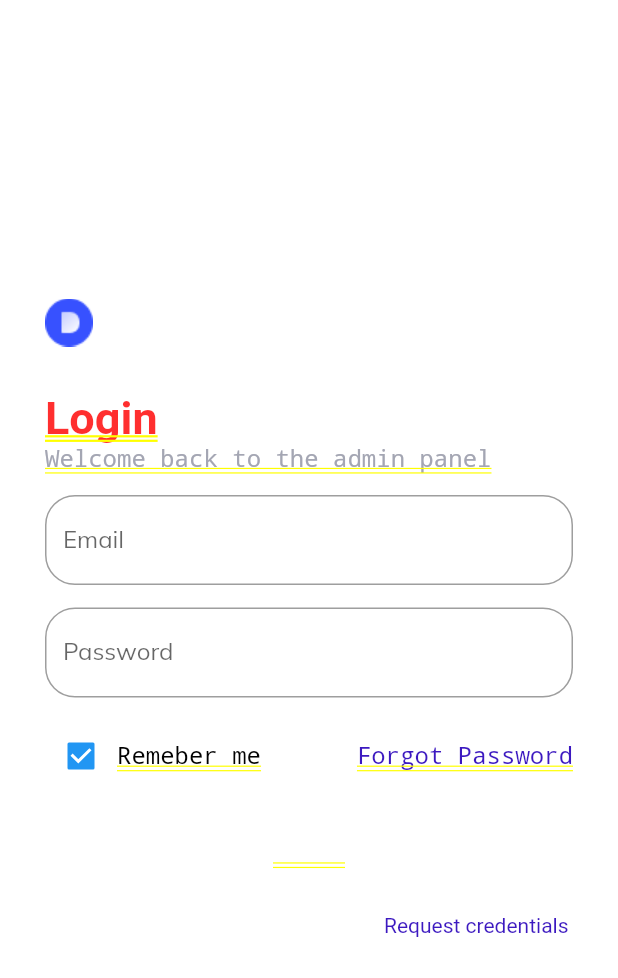
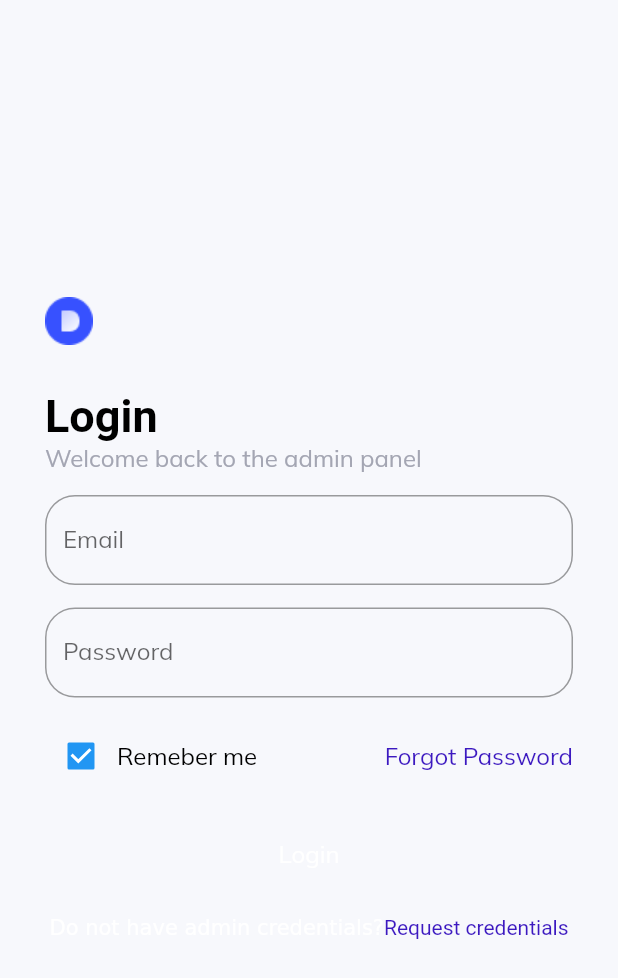
Before and after one commit to ERy03/Flutter-Web-Admin-Page, a Flutter app: the screen it shows after launch, on a phone screen of 412 x 824 dp. Shown: the top 978 px of the screen. Run offline on Flutter 3.47's test engine with Material 2 defaults, Android fonts, the phone set to English and light mode, and no system bars; our stand-ins replace charts_flutter, data_table_2, get, google_fonts.

Commit message:
fixed text field material ancestor issue

```diff
--- a/lib/pages/authentication/authentication.dart
+++ b/lib/pages/authentication/authentication.dart
@@ -10,7 +10,8 @@ class AuthenticationPage extends StatelessWidget {
 
   @override
   Widget build(BuildContext context) {
-    return Center(
+    return Scaffold(
+      body: Center(
           child: Container(
         constraints: const BoxConstraints(maxWidth: 400),
         padding: const EdgeInsets.all(24),
@@ -139,6 +140,7 @@ class AuthenticationPage extends StatelessWidget {
             )
           ],
         ),
-    ));
+      )),
+    );
   }
 }
```
Lines whose indentation alone changed are shown as unchanged.
